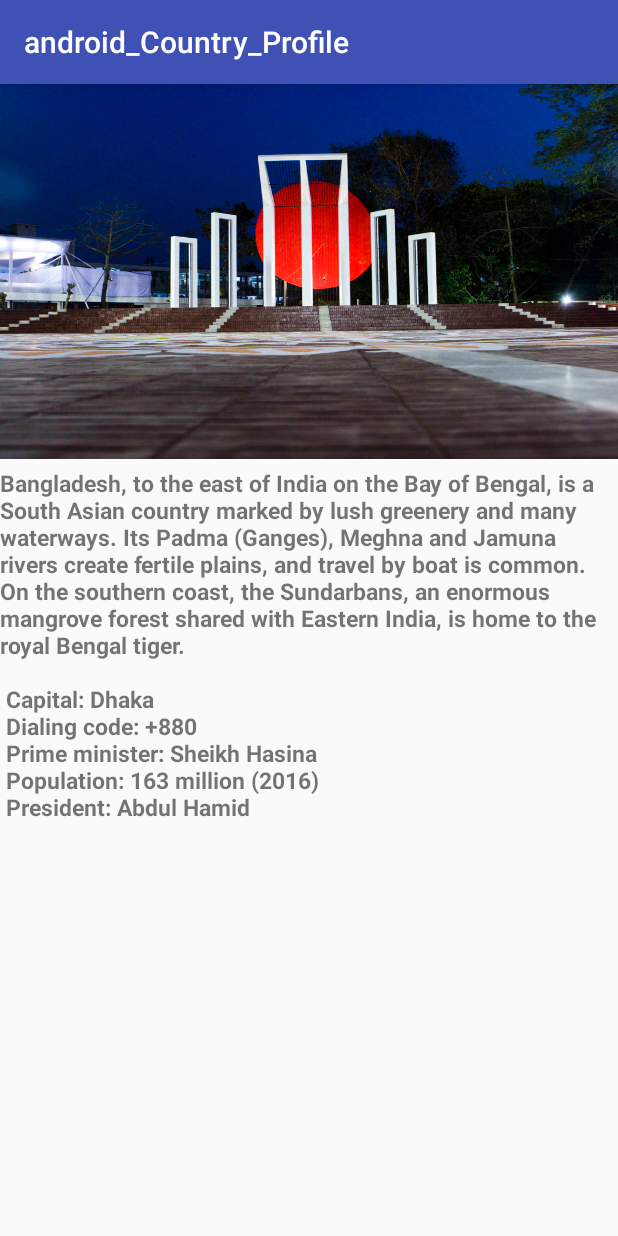
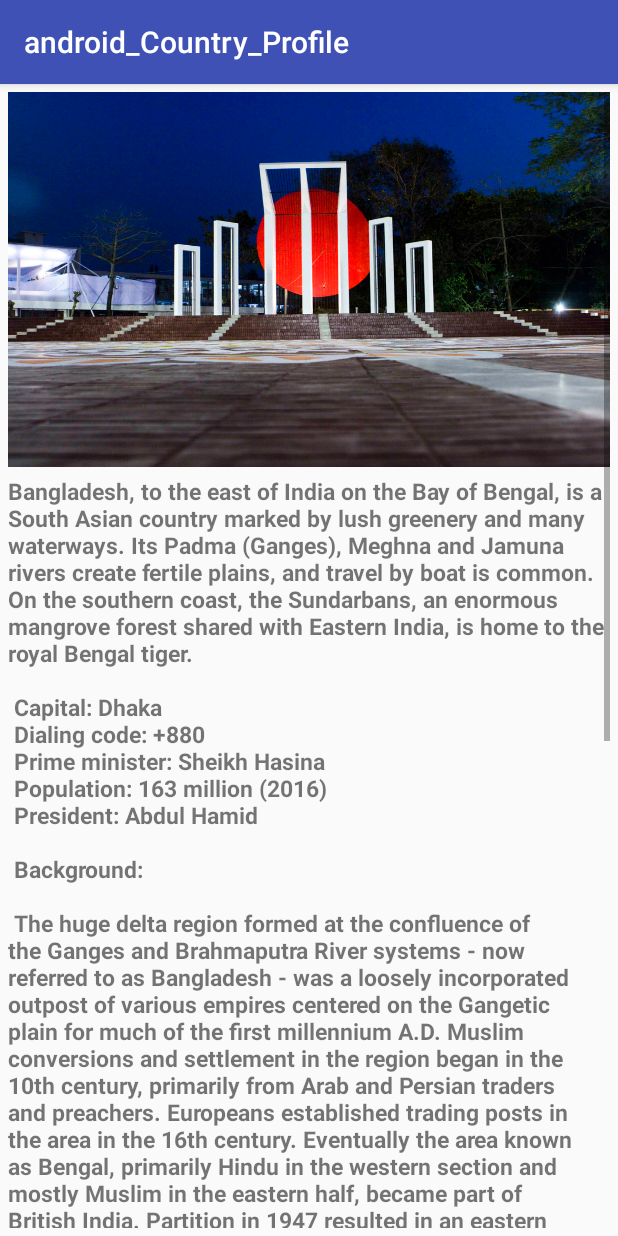
Before and after one commit to ShakilAhmedShaj/android_Country_Profile, an Android app: the screen it shows after launch (ProfileContainer), after a tap on "BANGLADESH", on a phone screen of 412 x 824 dp. Run offline under Robolectric (Android 15) with nearby library versions, the phone set to English and light mode, and no system bars.

Commit message:
App done in ScrollView

```diff
--- a/app/src/main/res/layout/activity_profile_container.xml
+++ b/app/src/main/res/layout/activity_profile_container.xml
@@ -1,11 +1,17 @@
 <?xml version="1.0" encoding="utf-8"?>
-<LinearLayout xmlns:android="http://schemas.android.com/apk/res/android"
+<ScrollView xmlns:android="http://schemas.android.com/apk/res/android"
     xmlns:app="http://schemas.android.com/apk/res-auto"
     xmlns:tools="http://schemas.android.com/tools"
     android:layout_width="match_parent"
     android:layout_height="match_parent"
     android:orientation="vertical"
+    android:padding="5dp"
     tools:context=".ProfileContainer">
+
+    <LinearLayout
+        android:layout_width="match_parent"
+        android:layout_height="match_parent"
+        android:orientation="vertical">
 
         <ImageView
             android:id="@+id/IV_id"
@@ -22,4 +28,8 @@
             android:textSize="15sp"
             android:textStyle="bold" />
 
+
     </LinearLayout>
+
+
+</ScrollView>
--- a/app/src/main/res/values/strings.xml
+++ b/app/src/main/res/values/strings.xml
@@ -13,7 +13,12 @@
         Dialing code: +880\n
         Prime minister: Sheikh Hasina\n
         Population: 163 million (2016) \n
-        President: Abdul Hamid</string>
+        President: Abdul Hamid\n\n
+        Background:\n\n
+        The huge delta region formed at the confluence of the Ganges and Brahmaputra River systems - now referred to as Bangladesh - was a loosely incorporated outpost of various empires centered on the Gangetic plain for much of the first millennium A.D. Muslim conversions and settlement in the region began in the 10th century, primarily from Arab and Persian traders and preachers. Europeans established trading posts in the area in the 16th century. Eventually the area known as Bengal, primarily Hindu in the western section and mostly Muslim in the eastern half, became part of British India. Partition in 1947 resulted in an eastern wing of Pakistan in the Muslim-majority area, which became East Pakistan. Calls for greater autonomy and animosity between the eastern and western wings of Pakistan led to a Bengali independence movement. That movement, led by the Awami League (AL) and supported by India, won the independence war for Bangladesh in 1971.
+        The post-independence AL government faced daunting challenges and in 1975 was overthrown by the military, triggering a series of military coups that resulted in a military-backed government and subsequent creation of the Bangladesh Nationalist Party (BNP) in 1978. That government also ended in a coup in 1981, followed by military-backed rule until democratic elections occurred in 1991. The BNP and AL alternated in power between 1991 and 2013, with the exception of a military-backed, emergency caretaker regime that suspended parliamentary elections planned for January 2007 in an effort to reform the political system and root out corruption. That government returned the country to fully democratic rule in December 2008 with the election of the AL and Prime Minister Sheikh HASINA. In January 2014, the incumbent AL won the national election by an overwhelming majority after the BNP boycotted, extending HASINA's term as prime minister. With the help of international development assistance, Bangladesh has reduced the poverty rate from over half of the population to less than a third, achieved Millennium Development Goals for maternal and child health, and made great progress in food security since independence. The economy has grown at an annual average of about 6% over the last two decades and the country reached World Bank lower-middle income status in 2014.
+
+    </string>
 
     <string name="pak_des">
         Pakistan, officially the Islamic Republic of Pakistan, is a country in South Asia.
```
Lines whose indentation alone changed are shown as unchanged.
